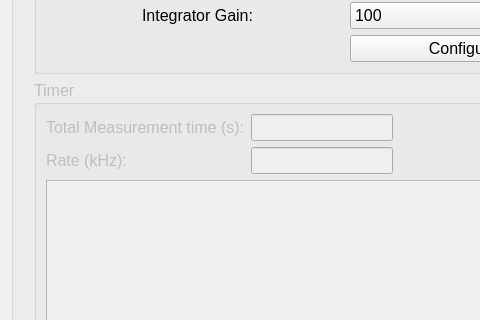
Above: stretchedwire/gui/ui/integratorwidget.ui from lnls-ima/stretched-wire before the change; both pictures show x 0 to 480 and y 121 to 441 of the 1018 by 755 pixel window. Below: the same form after it.
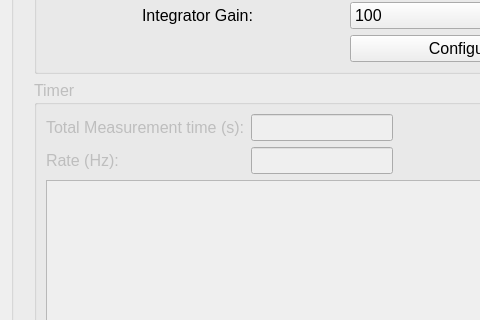
That is the form after the change. Icons and pictures are not drawn. Custom widgets are drawn as their Qt base class.

The edit to the form file:
```diff
--- a/stretchedwire/gui/ui/integratorwidget.ui
+++ b/stretchedwire/gui/ui/integratorwidget.ui
@@ -362,7 +362,7 @@
          <item row="1" column="0">
           <widget class="QLabel" name="label_2">
            <property name="text">
-            <string>Rate (kHz):</string>
+            <string>Rate (Hz):</string>
            </property>
           </widget>
          </item>
```
Left out of the diff: 6 changed lines with no effect on the pictures.
